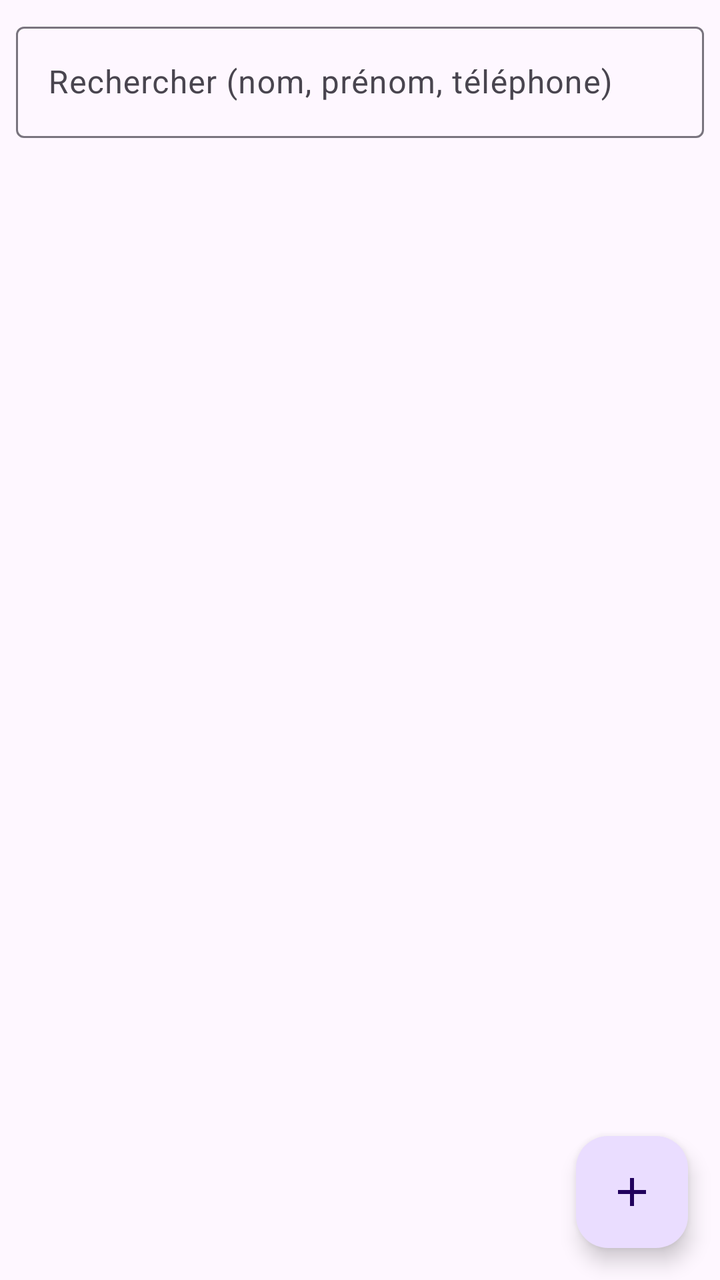
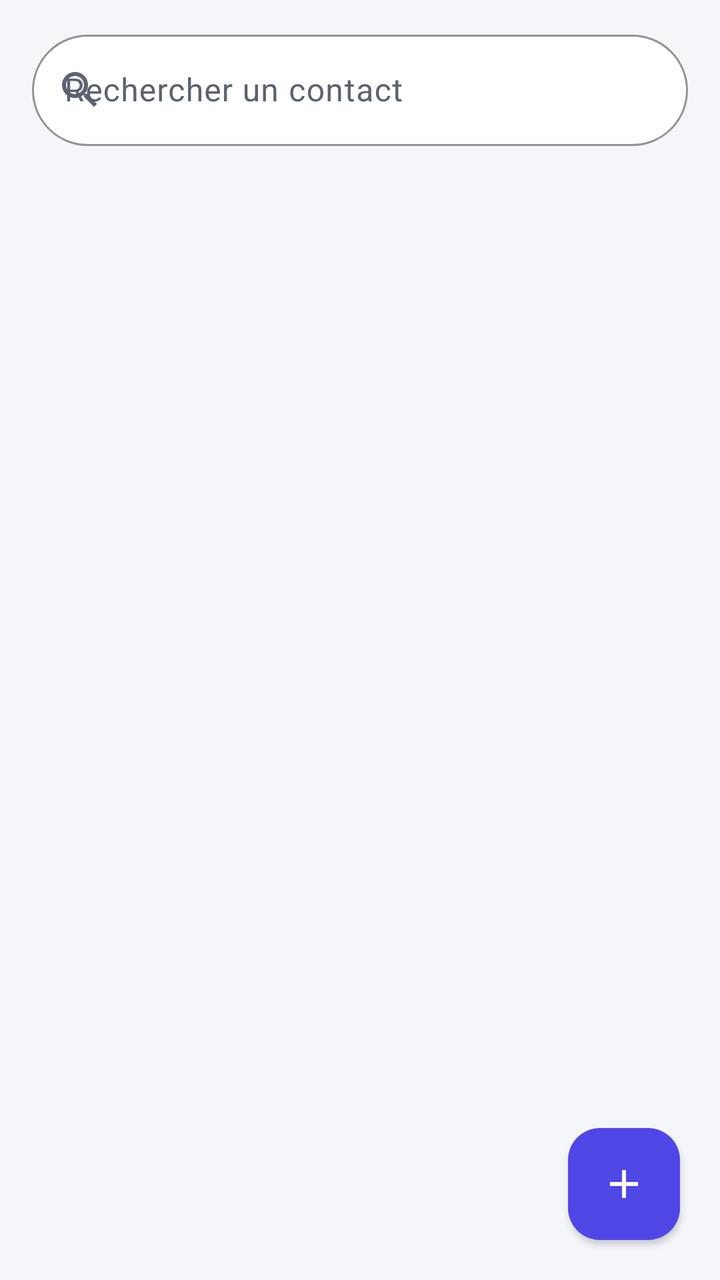

Before-and-after screenshots of an Android layout around one commit, followed by the original layout XML and the change that was made.
<!-- AndroidManifest.xml: application theme Theme.ContactsV4 -->
<!-- res/layout/fragment_liste_contacts.xml -->
<?xml version="1.0" encoding="utf-8"?>
<FrameLayout xmlns:android="http://schemas.android.com/apk/res/android"
    android:layout_width="match_parent"
    android:layout_height="match_parent">

    <LinearLayout
        android:layout_width="match_parent"
        android:layout_height="match_parent"
        android:orientation="vertical">

        <com.google.android.material.textfield.TextInputLayout
            android:id="@+id/til_filter"
            android:layout_width="match_parent"
            android:layout_height="wrap_content"
            android:layout_margin="8dp"
            android:hint="@string/filter_hint">

            <com.google.android.material.textfield.TextInputEditText
                android:id="@+id/et_filter"
                android:layout_width="match_parent"
                android:layout_height="wrap_content"
                android:imeOptions="actionSearch"
                android:inputType="text"
                android:maxLines="1" />
        </com.google.android.material.textfield.TextInputLayout>

        <androidx.recyclerview.widget.RecyclerView
            android:id="@+id/recycler"
            android:layout_width="match_parent"
            android:layout_height="0dp"
            android:layout_weight="1"
            android:clipToPadding="false"
            android:paddingBottom="88dp" />
    </LinearLayout>

    <TextView
        android:id="@+id/tv_empty"
        android:layout_width="wrap_content"
        android:layout_height="wrap_content"
        android:layout_gravity="center"
        android:text="@string/empty_list"
        android:visibility="gone" />

    <com.google.android.material.floatingactionbutton.FloatingActionButton
        android:id="@+id/fab"
        android:layout_width="wrap_content"
        android:layout_height="wrap_content"
        android:layout_gravity="bottom|end"
        android:layout_margin="16dp"
        android:contentDescription="@string/add_contact"
        app:srcCompat="@drawable/ic_add"
        xmlns:app="http://schemas.android.com/apk/res-auto" />
</FrameLayout>
<!-- resources referenced by this layout -->
<resources>
  <string name="filter_hint">Rechercher (nom, prénom, téléphone)</string>
  <style name="Theme.ContactsV4" parent="Theme.Material3.DayNight.NoActionBar" />
  <!-- unchanged entries left out for length: 3 -->
</resources>

<!-- the commit's change to res/layout/fragment_liste_contacts.xml (unified diff, before → after) -->
@@ -1,7 +1,9 @@
 <?xml version="1.0" encoding="utf-8"?>
 <FrameLayout xmlns:android="http://schemas.android.com/apk/res/android"
+    xmlns:app="http://schemas.android.com/apk/res-auto"
     android:layout_width="match_parent"
-    android:layout_height="match_parent">
+    android:layout_height="match_parent"
+    android:background="?android:attr/colorBackground">
 
     <LinearLayout
         android:layout_width="match_parent"
@@ -10,10 +12,16 @@
 
         <com.google.android.material.textfield.TextInputLayout
             android:id="@+id/til_filter"
+            style="@style/Widget.ContactsV4.SearchField"
             android:layout_width="match_parent"
             android:layout_height="wrap_content"
-            android:layout_margin="8dp"
-            android:hint="@string/filter_hint">
+            android:layout_marginStart="@dimen/screen_horizontal_padding"
+            android:layout_marginTop="12dp"
+            android:layout_marginEnd="@dimen/screen_horizontal_padding"
+            android:layout_marginBottom="4dp"
+            android:hint="@string/filter_hint"
+            app:endIconMode="clear_text"
+            app:startIconDrawable="@drawable/ic_search">
 
             <com.google.android.material.textfield.TextInputEditText
                 android:id="@+id/et_filter"
@@ -30,24 +38,58 @@
             android:layout_height="0dp"
             android:layout_weight="1"
             android:clipToPadding="false"
-            android:paddingBottom="88dp" />
+            android:paddingStart="@dimen/list_side_padding"
+            android:paddingTop="8dp"
+            android:paddingEnd="@dimen/list_side_padding"
+            android:paddingBottom="96dp" />
     </LinearLayout>
 
-    <TextView
-        android:id="@+id/tv_empty"
-        android:layout_width="wrap_content"
+    <LinearLayout
+        android:id="@+id/empty_state"
+        android:layout_width="match_parent"
         android:layout_height="wrap_content"
         android:layout_gravity="center"
-        android:text="@string/empty_list"
-        android:visibility="gone" />
+        android:gravity="center_horizontal"
+        android:orientation="vertical"
+        android:paddingStart="40dp"
+        android:paddingEnd="40dp"
+        android:visibility="gone">
+
+        <ImageView
+            android:layout_width="96dp"
+            android:layout_height="96dp"
+            android:contentDescription="@null"
+            android:src="@drawable/ic_empty_contacts" />
+
+        <TextView
+            android:id="@+id/tv_empty"
+            android:layout_width="wrap_content"
+            android:layout_height="wrap_content"
+            android:layout_marginTop="16dp"
+            android:gravity="center"
+            android:text="@string/empty_list"
+            android:textAppearance="?attr/textAppearanceTitleMedium"
+            android:textColor="?attr/colorOnSurface" />
+
+        <TextView
+            android:layout_width="wrap_content"
+            android:layout_height="wrap_content"
+            android:layout_marginTop="6dp"
+            android:gravity="center"
+            android:text="@string/empty_list_hint"
+            android:textAppearance="?attr/textAppearanceBodyMedium"
+            android:textColor="?attr/colorOnSurfaceVariant" />
+    </LinearLayout>
 
     <com.google.android.material.floatingactionbutton.FloatingActionButton
         android:id="@+id/fab"
         android:layout_width="wrap_content"
         android:layout_height="wrap_content"
         android:layout_gravity="bottom|end"
-        android:layout_margin="16dp"
+        android:layout_margin="20dp"
         android:contentDescription="@string/add_contact"
+        app:backgroundTint="?attr/colorPrimary"
+        app:elevation="2dp"
         app:srcCompat="@drawable/ic_add"
-        xmlns:app="http://schemas.android.com/apk/res-auto" />
+        app:tint="?attr/colorOnPrimary" />
 </FrameLayout>
<!-- resource entries referenced after the edit -->
@@ -1,7 +1,100 @@
 <!-- resources referenced by this layout -->
 <resources>
-  <string name="filter_hint">Rechercher (nom, prénom, téléphone)</string>
-  <style name="Theme.ContactsV4" parent="Theme.Material3.DayNight.NoActionBar" />
+  <dimen name="list_side_padding">8dp</dimen>
+  <dimen name="screen_horizontal_padding">16dp</dimen>
+  <!-- drawable ic_empty_contacts (drawable) -->
+  <vector xmlns:android="http://schemas.android.com/apk/res/android"
+      android:width="96dp" android:height="96dp"
+      android:viewportWidth="24" android:viewportHeight="24"
+      android:tint="?attr/colorOnSurfaceVariant">
+      <path android:fillColor="#FF000000" android:pathData="M16,11c1.66,0 2.99,-1.34 2.99,-3S17.66,5 16,5s-3,1.34 -3,3 1.34,3 3,3zM8,11c1.66,0 2.99,-1.34 2.99,-3S9.66,5 8,5 5,6.34 5,8s1.34,3 3,3zM8,13c-2.33,0 -7,1.17 -7,3.5V19h14v-2.5c0,-2.33 -4.67,-3.5 -7,-3.5zM16,13c-0.29,0 -0.62,0.02 -0.97,0.05 1.16,0.84 1.97,1.97 1.97,3.45V19h6v-2.5c0,-2.33 -4.67,-3.5 -7,-3.5z" />
+  </vector>
+  <!-- drawable ic_search (drawable) -->
+  <vector xmlns:android="http://schemas.android.com/apk/res/android"
+      android:width="24dp" android:height="24dp"
+      android:viewportWidth="24" android:viewportHeight="24">
+      <path android:fillColor="#FF000000" android:pathData="M15.5,14h-0.79l-0.28,-0.27C15.41,12.59 16,11.11 16,9.5 16,5.91 13.09,3 9.5,3S3,5.91 3,9.5 5.91,16 9.5,16c1.61,0 3.09,-0.59 4.23,-1.57l0.27,0.28v0.79l5,4.99L20.49,19l-4.99,-5zM9.5,14C7.01,14 5,11.99 5,9.5S7.01,5 9.5,5 14,7.01 14,9.5 11.99,14 9.5,14z" />
+  </vector>
+  <string name="empty_list_hint">Appuyez sur + pour ajouter un contact.</string>
+  <string name="filter_hint">Rechercher un contact</string>
+  <style name="Widget.ContactsV4.SearchField" parent="Widget.Material3.TextInputLayout.OutlinedBox">
+          <item name="boxBackgroundMode">outline</item>
+          <item name="boxBackgroundColor">?attr/colorSurface</item>
+          <item name="boxCornerRadiusTopStart">28dp</item>
+          <item name="boxCornerRadiusTopEnd">28dp</item>
+          <item name="boxCornerRadiusBottomStart">28dp</item>
+          <item name="boxCornerRadiusBottomEnd">28dp</item>
+          <item name="boxStrokeColor">?attr/colorOutline</item>
+          <item name="boxStrokeWidth">1dp</item>
+          <item name="startIconTint">?attr/colorOnSurfaceVariant</item>
+      </style>
+  <style name="Theme.ContactsV4" parent="Theme.ContactsV4.Base" />
+  <style name="Theme.ContactsV4.Base" parent="Theme.Material3.DayNight.NoActionBar">
+          <item name="colorPrimary">@color/brand_primary</item>
+          <item name="colorOnPrimary">@color/brand_on_primary</item>
+          <item name="colorPrimaryContainer">@color/brand_primary_container</item>
+          <item name="colorOnPrimaryContainer">@color/brand_on_primary_container</item>
+  
+          <item name="colorSecondary">@color/brand_secondary</item>
+          <item name="colorOnSecondary">@color/brand_on_secondary</item>
+          <item name="colorSecondaryContainer">@color/brand_secondary_container</item>
+          <item name="colorOnSecondaryContainer">@color/brand_on_secondary_container</item>
+  
+          <item name="colorSurface">@color/surface</item>
+          <item name="colorSurfaceVariant">@color/surface_variant</item>
+          <item name="colorSurfaceContainer">@color/surface_container</item>
+          <item name="colorSurfaceContainerLow">@color/surface</item>
+          <item name="colorSurfaceContainerLowest">@color/surface</item>
+          <item name="colorSurfaceContainerHigh">@color/surface_container</item>
+          <item name="colorSurfaceContainerHighest">@color/surface_variant</item>
+          <item name="colorOnSurface">@color/on_surface</item>
+          <item name="colorOnSurfaceVariant">@color/on_surface_variant</item>
+          <item name="colorOutline">@color/outline</item>
+          <item name="colorOutlineVariant">@color/outline_variant</item>
+  
+          <item name="android:colorBackground">@color/background</item>
+          <item name="android:windowBackground">@color/background</item>
+          <item name="android:statusBarColor">@color/surface</item>
+          <item name="android:navigationBarColor">@color/background</item>
+          <item name="android:windowLightStatusBar">true</item>
+          <item name="android:windowLightNavigationBar">true</item>
+  
+          <item name="materialAlertDialogTheme">@style/ThemeOverlay.ContactsV4.Dialog</item>
+          <item name="preferenceTheme">@style/PreferenceThemeOverlay.ContactsV4</item>
+      </style>
+  <color name="brand_primary">#4F46E5</color>
+  <color name="brand_on_primary">#FFFFFF</color>
+  <color name="brand_primary_container">#E0E7FF</color>
+  <color name="brand_on_primary_container">#1E1B4B</color>
+  <color name="brand_secondary">#0EA5E9</color>
+  <color name="brand_on_secondary">#FFFFFF</color>
+  <color name="brand_secondary_container">#E0F2FE</color>
+  <color name="brand_on_secondary_container">#082F49</color>
+  <color name="surface">#FFFFFF</color>
+  <color name="surface_variant">#ECEEF5</color>
+  <color name="surface_container">#F0F2F8</color>
+  <color name="on_surface">#171A21</color>
+  <color name="on_surface_variant">#5C6270</color>
+  <color name="outline">#C9CEDC</color>
+  <color name="outline_variant">#E1E5EE</color>
+  <color name="background">#F5F6FA</color>
+  <style name="ThemeOverlay.ContactsV4.Dialog" parent="ThemeOverlay.Material3.MaterialAlertDialog">
+          <item name="shapeAppearanceOverlay">@style/ShapeAppearance.ContactsV4.Dialog</item>
+      </style>
+  <style name="PreferenceThemeOverlay.ContactsV4" parent="PreferenceThemeOverlay">
+          <item name="preferenceCategoryTitleTextColor">?attr/colorPrimary</item>
+          <item name="preferenceCategoryTitleTextAppearance">@style/TextAppearance.ContactsV4.Section</item>
+      </style>
+  <style name="ShapeAppearance.ContactsV4.Dialog" parent="">
+          <item name="cornerFamily">rounded</item>
+          <item name="cornerSize">24dp</item>
+      </style>
+  <style name="TextAppearance.ContactsV4.Section" parent="TextAppearance.Material3.LabelLarge">
+          <item name="android:textAllCaps">true</item>
+          <item name="android:textColor">?attr/colorPrimary</item>
+          <item name="android:textStyle">bold</item>
+          <item name="android:letterSpacing">0.08</item>
+      </style>
   <!-- unchanged entries left out for length: 3 -->
 </resources>
 
